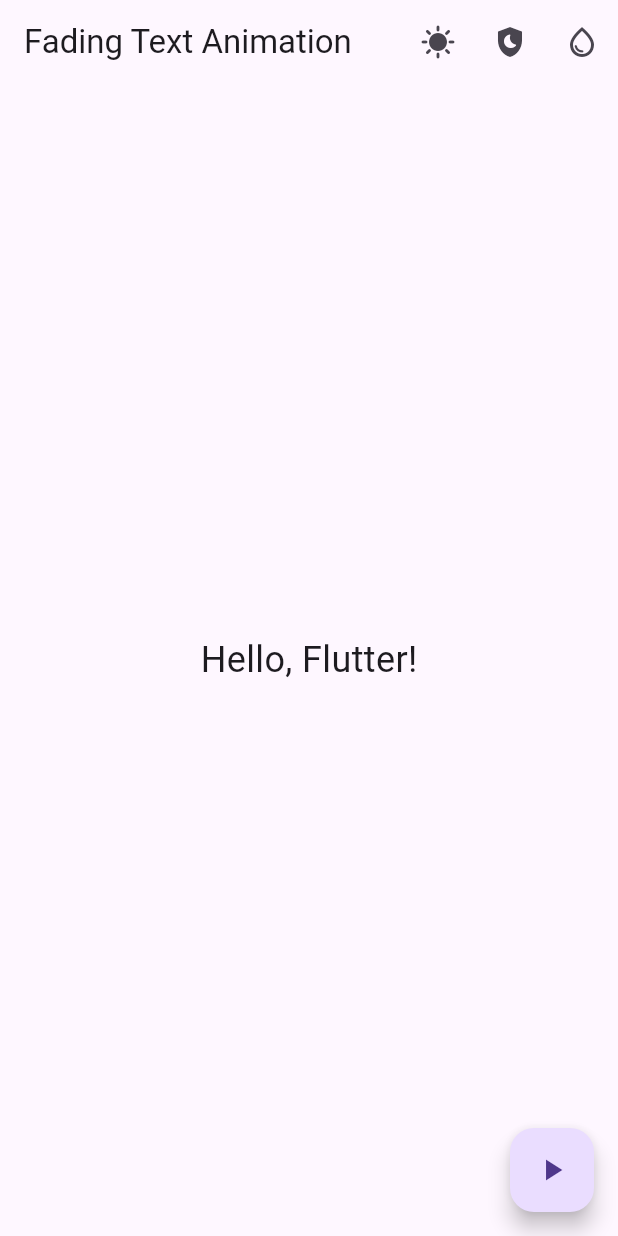
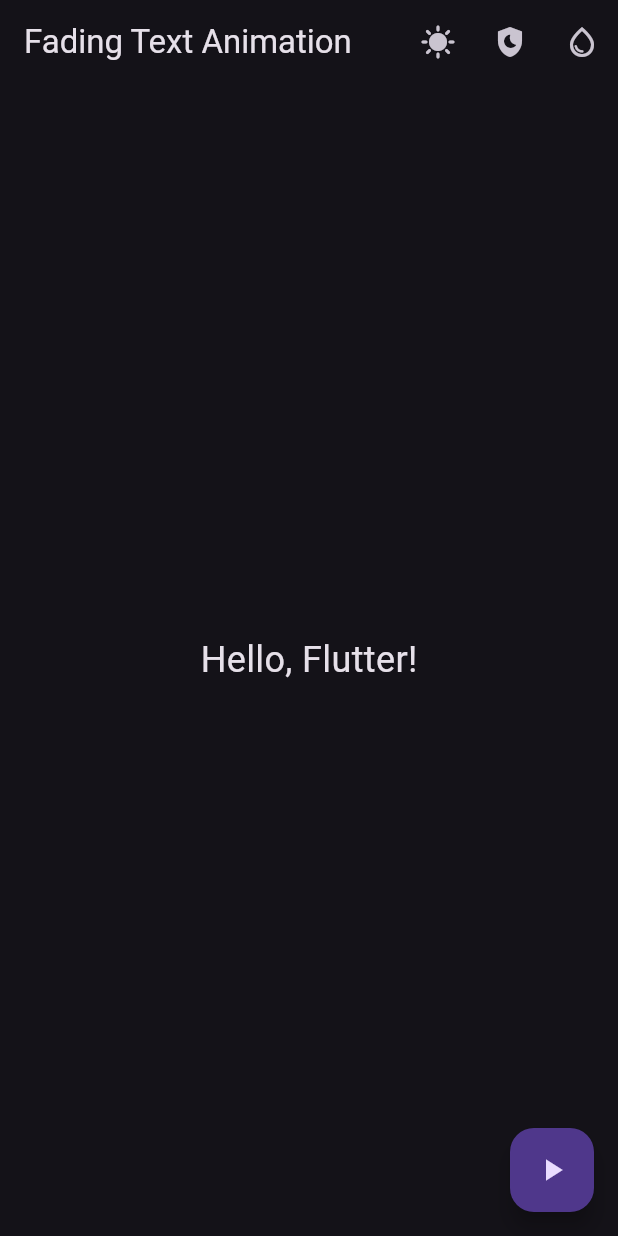
Before and after one commit to CelineSelke/inclass7, a Flutter app: the screen it shows after launch, after a tap on the "shield moon" icon, on a phone screen of 412 x 824 dp. Run offline on Flutter 3.47's test engine with Material 3 defaults, Android fonts, the phone set to English and light mode, and no system bars; our stand-ins replace flutter_colorpicker.

Commit message:
add providers for themes and colorpicker

```diff
--- a/lib/main.dart
+++ b/lib/main.dart
@@ -1,19 +1,42 @@
 import 'package:flutter/material.dart';
+import 'package:provider/provider.dart';
 import 'package:flutter_colorpicker/flutter_colorpicker.dart';
 
 
 void main() {
-  runApp(MyApp());
+  runApp(ChangeNotifierProvider(create: (context) => ThemeProvider(), child: MyApp(),));
+
+}
+
+class ThemeProvider with ChangeNotifier{
+    ThemeData themeMode = ThemeData.light();
+    Color currentColor = Colors.white;
+
+
+    void setColor(Color color) {
+        currentColor = color;
+        notifyListeners();
+    }
+
+    void changeThemeDay() {
+        themeMode = ThemeData.light();
+        notifyListeners();
+    }
+
+    void changeThemeNight() {
+        themeMode = ThemeData.dark();
+        notifyListeners();
+
+    }
 }
 
 class MyApp extends StatelessWidget {
 
-  FadingTextAnimation app = FadingTextAnimation();
   @override
   Widget build(BuildContext context) {
     return MaterialApp(
-      home: app,
-      theme: app.getTheme();
+      home: FadingTextAnimation(),
+      theme: context.watch<ThemeProvider>().themeMode,
     );
   }
 }
@@ -25,39 +48,16 @@ class FadingTextAnimation extends StatefulWidget {
 
 class _FadingTextAnimationState extends State<FadingTextAnimation> {
   bool _isVisible = true;
-  ThemeData themeMode = ThemeData.light();
   late ColorPicker picker;
   Color currentColor = Colors.white;
 
-  ThemeData getTheme(){
-      return themeMode;
-  }
+
 
   void toggleVisibility() {
     setState(() {
       _isVisible = !_isVisible;
     });
   }
-
-  void changeThemeDay() {
-      setState() {
-          themeMode = ThemeData.light();
-      }
-  }
-
-    void changeThemeNight() {
-      setState() {
-          themeMode = ThemeData.dark();
-      }
-    }
-
-
-    void setColor(Color color) {
-        setState(){
-           currentColor = color;
-        }
-    }
-
 
 
   @override
@@ -66,18 +66,18 @@ class _FadingTextAnimationState extends State<FadingTextAnimation> {
       appBar: AppBar(
         title: Text('Fading Text Animation'),
         actions: [
-          IconButton(onPressed: changeThemeDay, icon: const Icon(Icons.sunny)),
-          IconButton(onPressed: changeThemeNight, icon: const Icon(Icons.shield_moon)),
-          IconButton(onPressed:
+          Consumer<ThemeProvider>(builder: (context, themes, child) => IconButton(onPressed: () {var theme = context.read<ThemeProvider>(); theme.changeThemeDay();}, icon: const Icon(Icons.sunny))),
+          Consumer<ThemeProvider>(builder: (context, themes, child) =>IconButton(onPressed: () {var theme = context.read<ThemeProvider>(); theme.changeThemeNight();}, icon: const Icon(Icons.shield_moon))),
+          Consumer<ThemeProvider>(builder: (context, themes, child) =>(IconButton(onPressed:
                       () {showDialog(
                           context: context,
                           builder: (BuildContext context) {
                               return AlertDialog(title: Text("Select Color"),
                                   content: ColorPicker(
                                         pickerColor: currentColor,
-                                        onColorChanged: setColor,
+                                        onColorChanged: (Color color) {var theme = context.watch<ThemeProvider>(); theme.setColor(color);},
                                         paletteType: PaletteType.hueWheel,));});},
-                      icon: Icon(Icons.water_drop_outlined)) ],
+                      icon: Icon(Icons.water_drop_outlined)))), ],
       ),
       body: Center(
         child: AnimatedOpacity(
--- a/pubspec.yaml
+++ b/pubspec.yaml
@@ -35,6 +35,7 @@ dependencies:
   # Use with the CupertinoIcons class for iOS style icons.
   cupertino_icons: ^1.0.8
   flutter_colorpicker: ^1.1.0
+  provider: ^6.1.2
 
 dev_dependencies:
   flutter_test:
```
Also changed, not shown: pubspec.lock.
